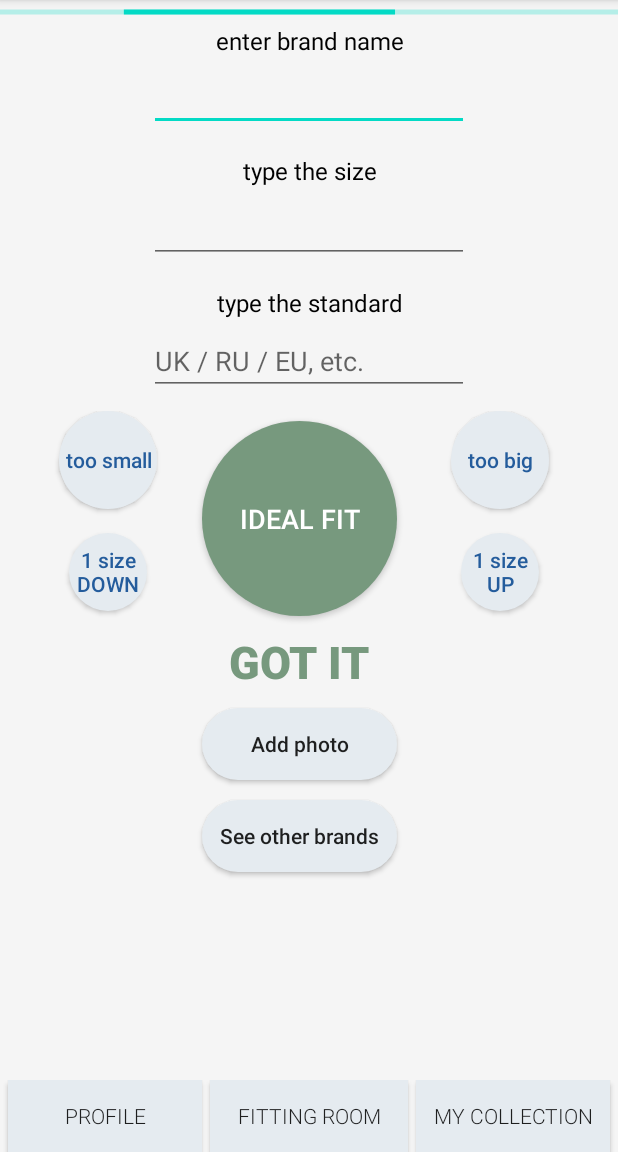
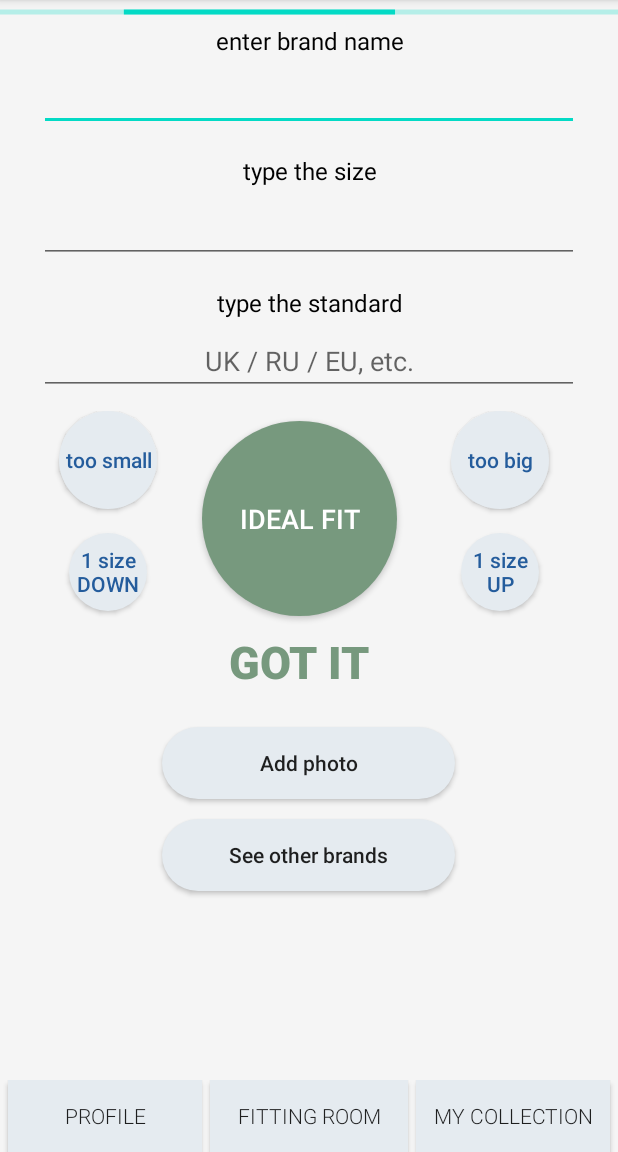
Before and after one commit to sfedia/SizeAdviser, an Android app: the CustomBrandActivity screen opened directly, with no data from a screen before it, on a phone screen of 412 x 824 dp, the part 84-1236 px from its top. Run offline under Robolectric (Android 15) with nearby library versions, the phone set to English and light mode, and no system bars; our stand-ins replace data binding, sdp/ssp sizes.

Commit message:
fixed layouts of CustomBrandActivity

```diff
--- a/app/src/main/res/layout/activity_custom_brand.xml
+++ b/app/src/main/res/layout/activity_custom_brand.xml
@@ -32,10 +32,20 @@
                 android:id="@+id/sub1_layout"
                 android:layout_gravity="center"
         >
+            <ProgressBar
+                    style="?android:attr/progressBarStyle"
+                    android:layout_width="match_parent"
+                    android:layout_height="wrap_content"
+                    android:id="@+id/localProgressBar" android:visibility="gone"/>
             <LinearLayout
                     android:orientation="vertical"
-                    android:layout_width="wrap_content"
-                    android:layout_height="wrap_content">
+                    android:layout_width="match_parent"
+                    android:layout_height="wrap_content" android:layout_marginLeft="@dimen/froom_screen_lr"
+                    android:layout_marginRight="@dimen/froom_screen_lr">
+                <LinearLayout
+                        android:orientation="vertical"
+                        android:layout_width="match_parent"
+                        android:layout_height="wrap_content" android:layout_gravity="center">
                     <TextView
                             android:text="@string/custom_brand_name"
                             android:layout_width="match_parent"
@@ -47,21 +57,14 @@
                             android:layout_height="wrap_content"
                             android:inputType="textPersonName"
                             android:ems="10"
-                        android:id="@+id/brand_name"/>
+                            android:id="@+id/brand_name" android:textAlignment="center"/>
                 </LinearLayout>
-
-
-            <ProgressBar
-                    style="?android:attr/progressBarStyle"
-                    android:layout_width="match_parent"
-                    android:layout_height="wrap_content"
-                    android:id="@+id/localProgressBar" android:visibility="gone"/>
                 <LinearLayout
                         android:orientation="vertical"
-                    android:layout_width="wrap_content"
+                        android:layout_width="match_parent"
                         android:layout_height="wrap_content" android:id="@+id/mySizesLayout"
                         android:layout_marginTop="@dimen/_12sdp"
-            >
+                        android:layout_gravity="center">
 
                     <TextView
                             android:text="@string/my_brand_size"
@@ -73,19 +76,17 @@
                             android:layout_width="match_parent"
                             android:layout_height="wrap_content"
                             android:inputType="number"
-                        android:ems="10"
-                        android:id="@+id/my_brand_size"/>
+                            android:digits="0123456789.,"
+                            android:id="@+id/my_brand_size" android:textAlignment="center"/>
 
                 </LinearLayout>
 
                 <LinearLayout
                         android:orientation="vertical"
-                    android:layout_width="wrap_content"
+                        android:layout_width="match_parent"
                         android:layout_height="wrap_content" android:id="@+id/brandStandardsLayout"
                         android:layout_marginTop="@dimen/_12sdp"
-                    android:paddingLeft="@dimen/_15sdp"
-                    android:paddingRight="@dimen/_15sdp"
-            >
+                        android:layout_gravity="center">
 
                     <TextView
                             android:text="@string/my_brand_standard"
@@ -98,9 +99,10 @@
                             android:layout_height="wrap_content"
                             android:inputType="textPersonName"
                             android:ems="10"
-                        android:id="@+id/my_brand_standard" android:hint="@string/my_brand_standard_hint"/>
+                            android:id="@+id/my_brand_standard" android:hint="@string/my_brand_standard_hint"
+                            android:textAlignment="center"/>
                 </LinearLayout>
-
+            </LinearLayout>
 
             <androidx.gridlayout.widget.GridLayout
                     android:layout_width="match_parent"
@@ -169,24 +171,24 @@
                         app:layout_row="0"
                         app:layout_column="2" app:layout_gravity="center" android:layout_marginRight="@dimen/_10sdp"
                         android:layout_marginTop="@dimen/_55sdp" android:layout_marginLeft="@dimen/_15sdp"/>
+            </androidx.gridlayout.widget.GridLayout>
+
             <Button
                     android:text="Add photo"
                     app:layout_row="4" app:layout_column="1"
-                        android:layout_width="@dimen/_100sdp"
+                    android:layout_width="@dimen/_150sdp"
                     android:layout_height="wrap_content" android:id="@+id/button2"
                     app:layout_gravity="center|center_horizontal" android:textAllCaps="false"
-                        android:background="@drawable/fitting_r_button_other" android:layout_marginTop="@dimen/_5sdp"
+                    android:background="@drawable/fitting_r_button_other" android:layout_marginTop="@dimen/_15sdp"
                     android:layout_marginBottom="@dimen/_5sdp"/>
             <Button
                     android:text="See other brands"
                     app:layout_row="5" app:layout_column="1"
-                        android:layout_width="@dimen/_100sdp"
+                    android:layout_width="@dimen/_150sdp"
                     android:layout_height="wrap_content" android:id="@+id/button3"
                     app:layout_gravity="center|center_horizontal" android:textAllCaps="false"
                     android:background="@drawable/fitting_r_button_other" android:layout_marginTop="@dimen/_5sdp"
                     android:layout_marginBottom="@dimen/_5sdp"/>
-
-            </androidx.gridlayout.widget.GridLayout>
 
         </LinearLayout>
         <LinearLayout
```
Lines whose indentation alone changed are shown as unchanged.
